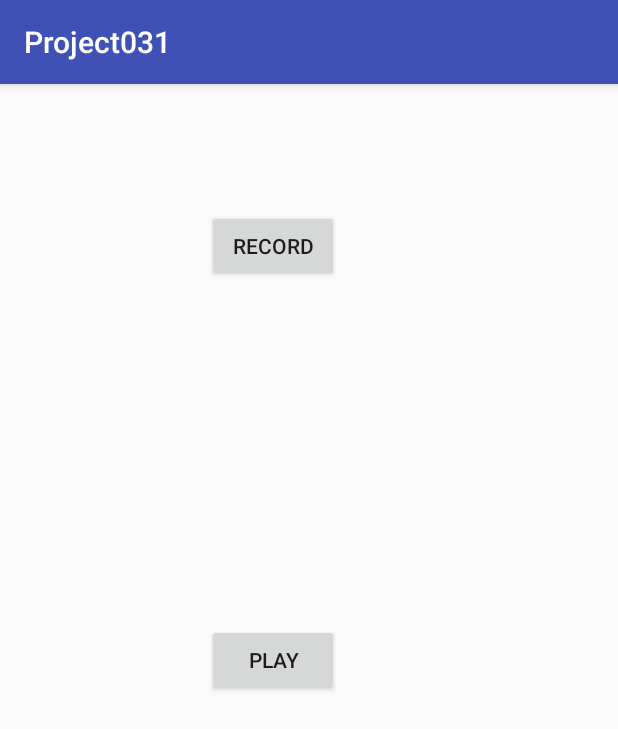
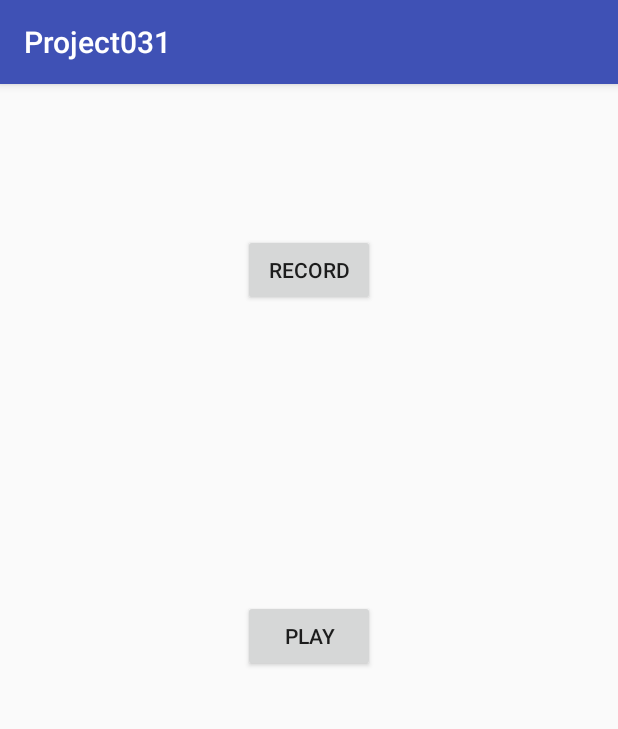
Before and after one commit to aidrones/Project031RecordAndPlayback, an Android app: the screen it shows after launch (MainActivity), on a phone screen of 412 x 824 dp. Shown: the top 729 px of the screen. Run offline under Robolectric (Android 15) with nearby library versions, the phone set to English and light mode, and no system bars.

Commit message:
Record and playback center buttons

```diff
--- a/app/src/main/res/layout/activity_main.xml
+++ b/app/src/main/res/layout/activity_main.xml
@@ -4,15 +4,18 @@
     xmlns:tools="http://schemas.android.com/tools"
     android:layout_width="match_parent"
     android:layout_height="match_parent"
-    tools:context=".MainActivity">
+    tools:context=".MainActivity"
+    tools:layout_editor_absoluteY="81dp">
 
     <Button
         android:id="@+id/btnRecord"
         android:layout_width="wrap_content"
         android:layout_height="wrap_content"
-        android:layout_marginStart="138dp"
-        android:layout_marginTop="84dp"
+        android:layout_marginEnd="8dp"
+        android:layout_marginStart="8dp"
+        android:layout_marginTop="100dp"
         android:text="Record"
+        app:layout_constraintEnd_toEndOf="parent"
         app:layout_constraintStart_toStartOf="parent"
         app:layout_constraintTop_toTopOf="parent" />
 
@@ -20,8 +23,13 @@
         android:id="@+id/btnPlay"
         android:layout_width="wrap_content"
         android:layout_height="wrap_content"
+        android:layout_marginBottom="188dp"
+        android:layout_marginEnd="8dp"
+        android:layout_marginStart="8dp"
+        android:layout_marginTop="8dp"
         android:text="Play"
         app:layout_constraintBottom_toBottomOf="parent"
-        app:layout_constraintStart_toStartOf="@+id/btnRecord"
-        app:layout_constraintTop_toTopOf="parent" />
+        app:layout_constraintEnd_toEndOf="parent"
+        app:layout_constraintStart_toStartOf="parent"
+        app:layout_constraintTop_toBottomOf="@+id/btnRecord" />
 </android.support.constraint.ConstraintLayout>
```
